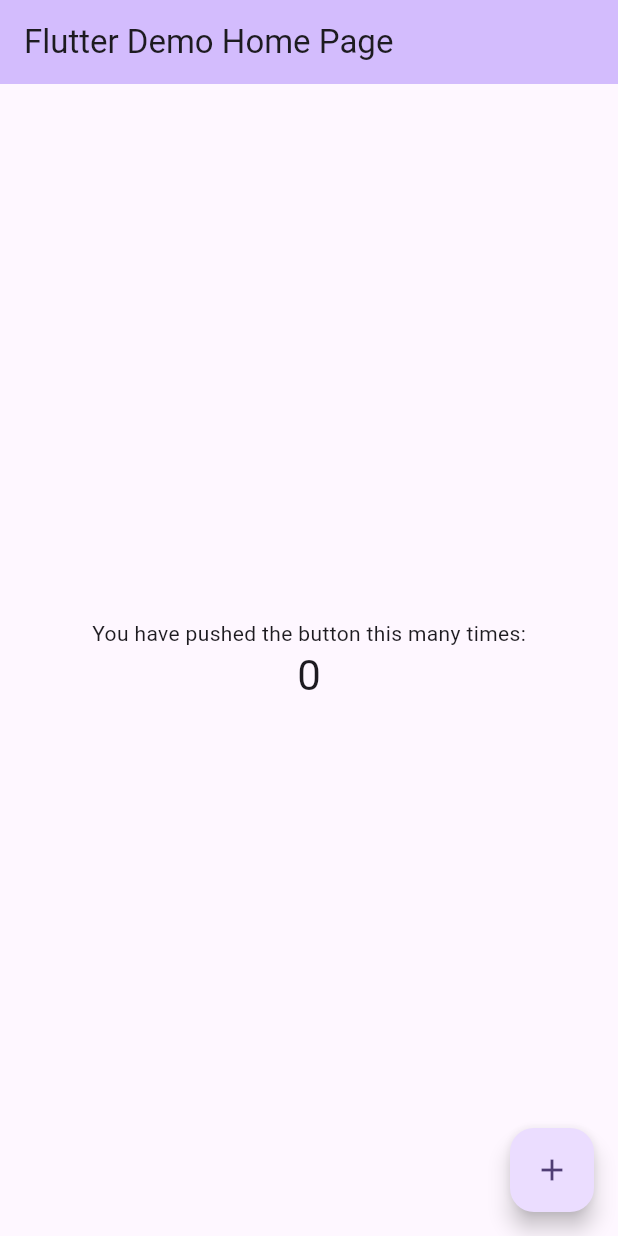
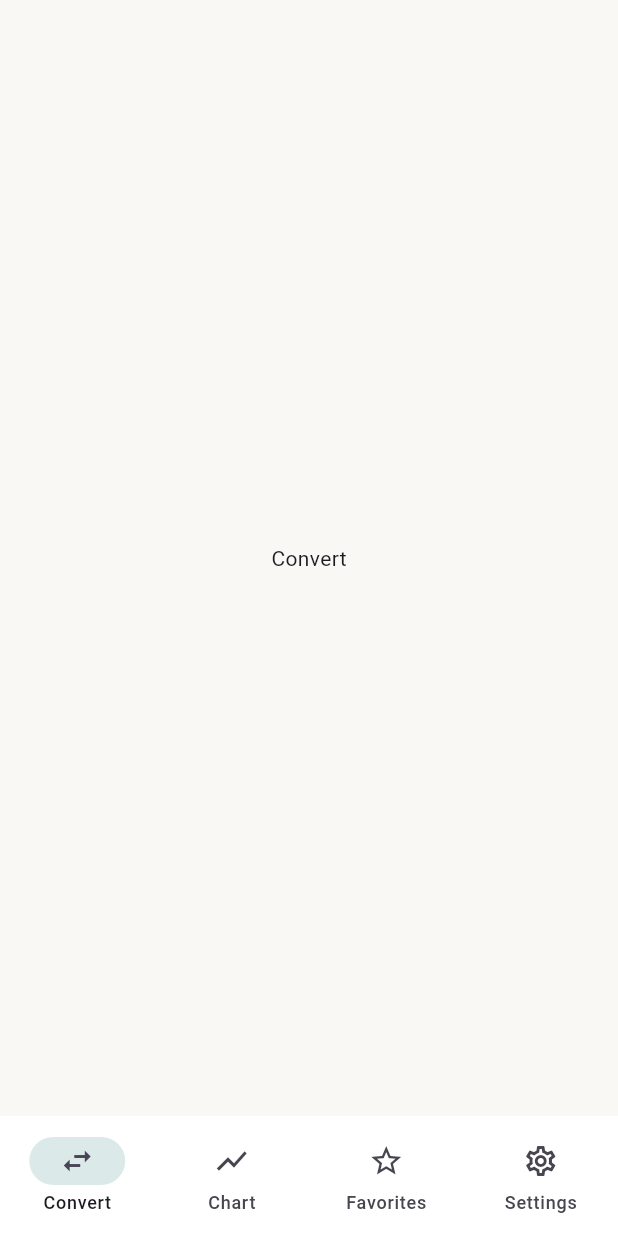
Before and after one commit to sirine2907/RateFlow, a Flutter app: the screen it shows after launch, on a phone screen of 412 x 824 dp. Run offline on Flutter 3.47's test engine with Material 3 defaults, Android fonts, the phone set to English and light mode, and no system bars; our stand-ins replace shared_preferences.

Commit message:
add app theme (teal + coral palette) and bottom nav shell with 4 tabs

```diff
--- a/lib/main.dart
+++ b/lib/main.dart
@@ -1,121 +1,31 @@
 import 'package:flutter/material.dart';
+import 'package:provider/provider.dart';
+import 'providers/theme_provider.dart';
+import 'screens/home_shell.dart';
+import 'theme/app_theme.dart';
 
 void main() {
-  runApp(const MyApp());
+  runApp(const RateFlowApp());
 }
 
-class MyApp extends StatelessWidget {
-  const MyApp({super.key});
-
-  // This widget is the root of your application.
-  @override
-  Widget build(BuildContext context) {
-    return MaterialApp(
-      title: 'Flutter Demo',
-      theme: ThemeData(
-        // This is the theme of your application.
-        //
-        // TRY THIS: Try running your application with "flutter run". You'll see
-        // the application has a purple toolbar. Then, without quitting the app,
-        // try changing the seedColor in the colorScheme below to Colors.green
-        // and then invoke "hot reload" (save your changes or press the "hot
-        // reload" button in a Flutter-supported IDE, or press "r" if you used
-        // the command line to start the app).
-        //
-        // Notice that the counter didn't reset back to zero; the application
-        // state is not lost during the reload. To reset the state, use hot
-        // restart instead.
-        //
-        // This works for code too, not just values: Most code changes can be
-        // tested with just a hot reload.
-        colorScheme: .fromSeed(seedColor: Colors.deepPurple),
-      ),
-      home: const MyHomePage(title: 'Flutter Demo Home Page'),
-    );
-  }
-}
-
-class MyHomePage extends StatefulWidget {
-  const MyHomePage({super.key, required this.title});
-
-  // This widget is the home page of your application. It is stateful, meaning
-  // that it has a State object (defined below) that contains fields that affect
-  // how it looks.
-
-  // This class is the configuration for the state. It holds the values (in this
-  // case the title) provided by the parent (in this case the App widget) and
-  // used by the build method of the State. Fields in a Widget subclass are
-  // always marked "final".
-
-  final String title;
-
-  @override
-  State<MyHomePage> createState() => _MyHomePageState();
-}
-
-class _MyHomePageState extends State<MyHomePage> {
-  int _counter = 0;
-
-  void _incrementCounter() {
-    setState(() {
-      // This call to setState tells the Flutter framework that something has
-      // changed in this State, which causes it to rerun the build method below
-      // so that the display can reflect the updated values. If we changed
-      // _counter without calling setState(), then the build method would not be
-      // called again, and so nothing would appear to happen.
-      _counter++;
-    });
-  }
+class RateFlowApp extends StatelessWidget {
+  const RateFlowApp({super.key});
 
   @override
   Widget build(BuildContext context) {
-    // This method is rerun every time setState is called, for instance as done
-    // by the _incrementCounter method above.
-    //
-    // The Flutter framework has been optimized to make rerunning build methods
-    // fast, so that you can just rebuild anything that needs updating rather
-    // than having to individually change instances of widgets.
-    return Scaffold(
-      appBar: AppBar(
-        // TRY THIS: Try changing the color here to a specific color (to
-        // Colors.amber, perhaps?) and trigger a hot reload to see the AppBar
-        // change color while the other colors stay the same.
-        backgroundColor: Theme.of(context).colorScheme.inversePrimary,
-        // Here we take the value from the MyHomePage object that was created by
-        // the App.build method, and use it to set our appbar title.
-        title: Text(widget.title),
-      ),
-      body: Center(
-        // Center is a layout widget. It takes a single child and positions it
-        // in the middle of the parent.
-        child: Column(
-          // Column is also a layout widget. It takes a list of children and
-          // arranges them vertically. By default, it sizes itself to fit its
-          // children horizontally, and tries to be as tall as its parent.
-          //
-          // Column has various properties to control how it sizes itself and
-          // how it positions its children. Here we use mainAxisAlignment to
-          // center the children vertically; the main axis here is the vertical
-          // axis because Columns are vertical (the cross axis would be
-          // horizontal).
-          //
-          // TRY THIS: Invoke "debug painting" (choose the "Toggle Debug Paint"
-          // action in the IDE, or press "p" in the console), to see the
-          // wireframe for each widget.
-          mainAxisAlignment: .center,
-          children: [
-            const Text('You have pushed the button this many times:'),
-            Text(
-              '$_counter',
-              style: Theme.of(context).textTheme.headlineMedium,
-            ),
-          ],
-        ),
-      ),
-      floatingActionButton: FloatingActionButton(
-        onPressed: _incrementCounter,
-        tooltip: 'Increment',
-        child: const Icon(Icons.add),
+    return ChangeNotifierProvider(
+      create: (_) => ThemeProvider()..load(),
+      child: Consumer<ThemeProvider>(
+        builder: (context, themeProvider, _) {
+          return MaterialApp(
+            title: 'RateFlow',
+            debugShowCheckedModeBanner: false,
+            theme: AppTheme.light(),
+            darkTheme: AppTheme.dark(),
+            themeMode: themeProvider.mode,
+            home: const HomeShell(),
+          );
+        },
       ),
     );
   }
--- /dev/null
+++ b/lib/providers/theme_provider.dart
@@ -0,0 +1,24 @@
+import 'package:flutter/material.dart';
+import 'package:shared_preferences/shared_preferences.dart';
+
+class ThemeProvider extends ChangeNotifier {
+  static const _prefsKey = 'dark_mode';
+
+  ThemeMode _mode = ThemeMode.light;
+  ThemeMode get mode => _mode;
+  bool get isDark => _mode == ThemeMode.dark;
+
+  Future<void> load() async {
+    final prefs = await SharedPreferences.getInstance();
+    final isDark = prefs.getBool(_prefsKey) ?? false;
+    _mode = isDark ? ThemeMode.dark : ThemeMode.light;
+    notifyListeners();
+  }
+
+  Future<void> toggle(bool isDark) async {
+    _mode = isDark ? ThemeMode.dark : ThemeMode.light;
+    notifyListeners();
+    final prefs = await SharedPreferences.getInstance();
+    await prefs.setBool(_prefsKey, isDark);
+  }
+}
--- /dev/null
+++ b/lib/screens/convert_screen.dart
@@ -0,0 +1,14 @@
+import 'package:flutter/material.dart';
+
+class ConvertScreen extends StatelessWidget {
+  const ConvertScreen({super.key});
+
+  @override
+  Widget build(BuildContext context) {
+    return const Scaffold(
+      body: SafeArea(
+        child: Center(child: Text('Convert')),
+      ),
+    );
+  }
+}
--- /dev/null
+++ b/lib/screens/home_shell.dart
@@ -0,0 +1,41 @@
+import 'package:flutter/material.dart';
+import 'convert_screen.dart';
+import 'chart_screen.dart';
+import 'favorites_screen.dart';
+import 'settings_screen.dart';
+
+// Bottom-nav shell that swaps between the 4 main tabs.
+class HomeShell extends StatefulWidget {
+  const HomeShell({super.key});
+
+  @override
+  State<HomeShell> createState() => _HomeShellState();
+}
+
+class _HomeShellState extends State<HomeShell> {
+  int _index = 0;
+
+  final _screens = const [
+    ConvertScreen(),
+    ChartScreen(),
+    FavoritesScreen(),
+    SettingsScreen(),
+  ];
+
+  @override
+  Widget build(BuildContext context) {
+    return Scaffold(
+      body: IndexedStack(index: _index, children: _screens),
+      bottomNavigationBar: NavigationBar(
+        selectedIndex: _index,
+        onDestinationSelected: (i) => setState(() => _index = i),
+        destinations: const [
+          NavigationDestination(icon: Icon(Icons.swap_horiz), label: 'Convert'),
+          NavigationDestination(icon: Icon(Icons.show_chart), label: 'Chart'),
+          NavigationDestination(icon: Icon(Icons.star_border), label: 'Favorites'),
+          NavigationDestination(icon: Icon(Icons.settings_outlined), label: 'Settings'),
+        ],
+      ),
+    );
+  }
+}
--- /dev/null
+++ b/lib/theme/app_theme.dart
@@ -0,0 +1,98 @@
+import 'package:flutter/material.dart';
+
+// RateFlow color palette: deep teal + warm coral, different from the
+// typical blue/purple fintech look.
+class AppColors {
+  static const teal = Color(0xFF0F766E);
+  static const tealDark = Color(0xFF0B5A54);
+  static const coral = Color(0xFFFF6B5B);
+  static const cream = Color(0xFFFAF8F5);
+  static const ink = Color(0xFF1C1C1E);
+
+  static const darkBg = Color(0xFF14181B);
+  static const darkSurface = Color(0xFF1E2327);
+}
+
+class AppTheme {
+  static ThemeData light() {
+    final base = ThemeData.light(useMaterial3: true);
+    return base.copyWith(
+      scaffoldBackgroundColor: AppColors.cream,
+      colorScheme: base.colorScheme.copyWith(
+        primary: AppColors.teal,
+        secondary: AppColors.coral,
+        surface: Colors.white,
+      ),
+      appBarTheme: const AppBarTheme(
+        backgroundColor: AppColors.cream,
+        foregroundColor: AppColors.ink,
+        elevation: 0,
+        centerTitle: false,
+      ),
+      cardTheme: const CardThemeData(
+        color: Colors.white,
+        elevation: 0,
+        shape: RoundedRectangleBorder(
+          borderRadius: BorderRadius.all(Radius.circular(20)),
+        ),
+      ),
+      navigationBarTheme: NavigationBarThemeData(
+        backgroundColor: Colors.white,
+        indicatorColor: AppColors.teal.withValues(alpha: 0.15),
+        elevation: 0,
+      ),
+      elevatedButtonTheme: ElevatedButtonThemeData(
+        style: ElevatedButton.styleFrom(
+          backgroundColor: AppColors.teal,
+          foregroundColor: Colors.white,
+          elevation: 0,
+          padding: const EdgeInsets.symmetric(vertical: 16),
+          shape: RoundedRectangleBorder(
+            borderRadius: BorderRadius.circular(16),
+          ),
+        ),
+      ),
+    );
+  }
+
+  static ThemeData dark() {
+    final base = ThemeData.dark(useMaterial3: true);
+    return base.copyWith(
+      scaffoldBackgroundColor: AppColors.darkBg,
+      colorScheme: base.colorScheme.copyWith(
+        primary: AppColors.coral,
+        secondary: AppColors.teal,
+        surface: AppColors.darkSurface,
+      ),
+      appBarTheme: const AppBarTheme(
+        backgroundColor: AppColors.darkBg,
+        foregroundColor: Colors.white,
+        elevation: 0,
+        centerTitle: false,
+      ),
+      cardTheme: const CardThemeData(
+        color: AppColors.darkSurface,
+        elevation: 0,
+        shape: RoundedRectangleBorder(
+          borderRadius: BorderRadius.all(Radius.circular(20)),
+        ),
+      ),
+      navigationBarTheme: NavigationBarThemeData(
+        backgroundColor: AppColors.darkSurface,
+        indicatorColor: AppColors.coral.withValues(alpha: 0.2),
+        elevation: 0,
+      ),
+      elevatedButtonTheme: ElevatedButtonThemeData(
+        style: ElevatedButton.styleFrom(
+          backgroundColor: AppColors.coral,
+          foregroundColor: Colors.white,
+          elevation: 0,
+          padding: const EdgeInsets.symmetric(vertical: 16),
+          shape: RoundedRectangleBorder(
+            borderRadius: BorderRadius.circular(16),
+          ),
+        ),
+      ),
+    );
+  }
+}
```
Also changed, not shown: lib/screens/chart_screen.dart (added, +14 -0 lines), lib/screens/favorites_screen.dart (added, +14 -0 lines), lib/screens/settings_screen.dart (added, +51 -0 lines), 1 other file.
